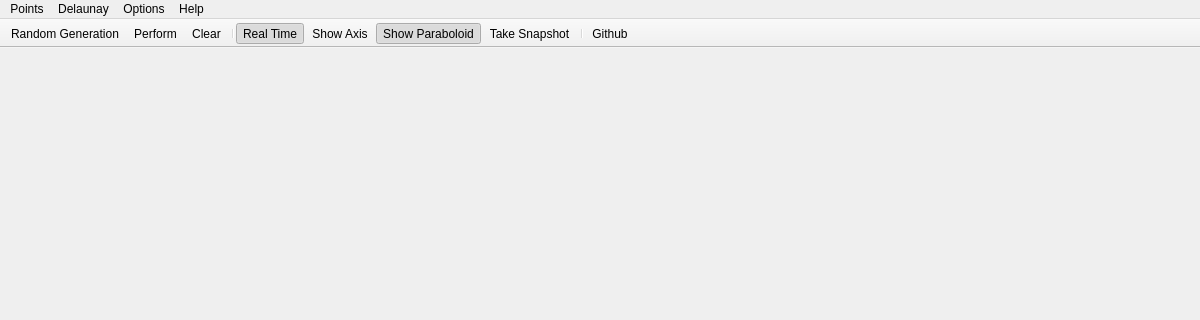
Old version of the form mainwindow.ui in the repository qiaone/delaunay; both pictures show x 0 to 1200 and y 0 to 320 of the 1200 by 680 pixel window.
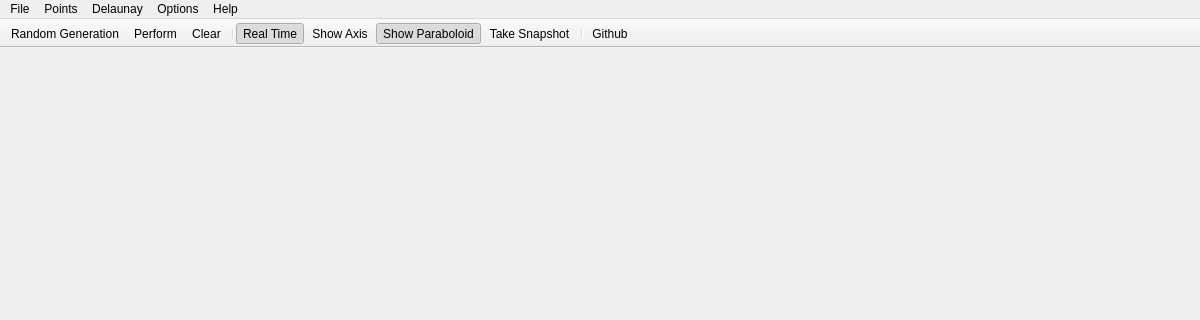
New version of the form. Icons and pictures are not drawn. Custom widgets are drawn as their Qt base class.

Commit message: clear() can be invoked anytime, input / output implemented

Diff of the .ui file:
```diff
--- a/mainwindow.ui
+++ b/mainwindow.ui
@@ -108,6 +108,15 @@
     <addaction name="actionGithub"/>
     <addaction name="actionAbout"/>
    </widget>
+   <widget class="QMenu" name="menuFile">
+    <property name="title">
+     <string>File</string>
+    </property>
+    <addaction name="actionOpen"/>
+    <addaction name="actionSave_Points"/>
+    <addaction name="actionSaveTriangles"/>
+   </widget>
+   <addaction name="menuFile"/>
    <addaction name="menuPoints"/>
    <addaction name="menuViewer"/>
    <addaction name="menuOptions"/>
```
Left out of the diff: 15 changed lines with no effect on the pictures. The commit also changes 2 other files.
